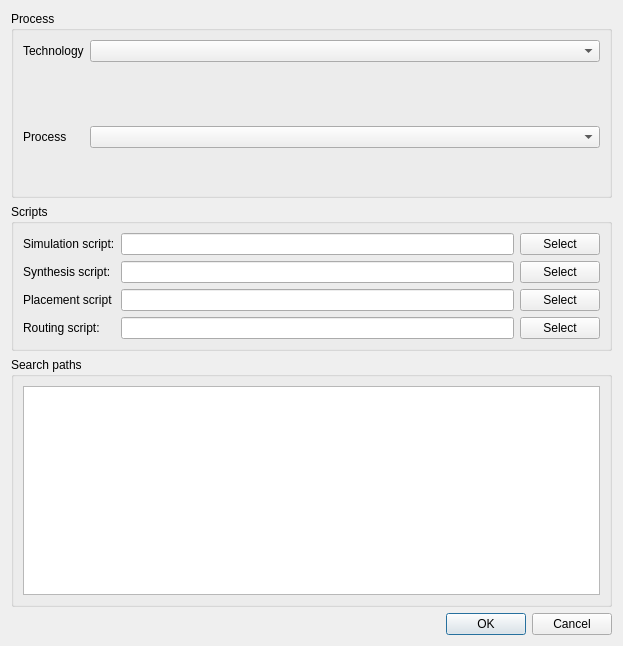
This is projectsettings.ui in libresilicon/qtflow as Qt 5 draws it before an edit. The edited form follows.
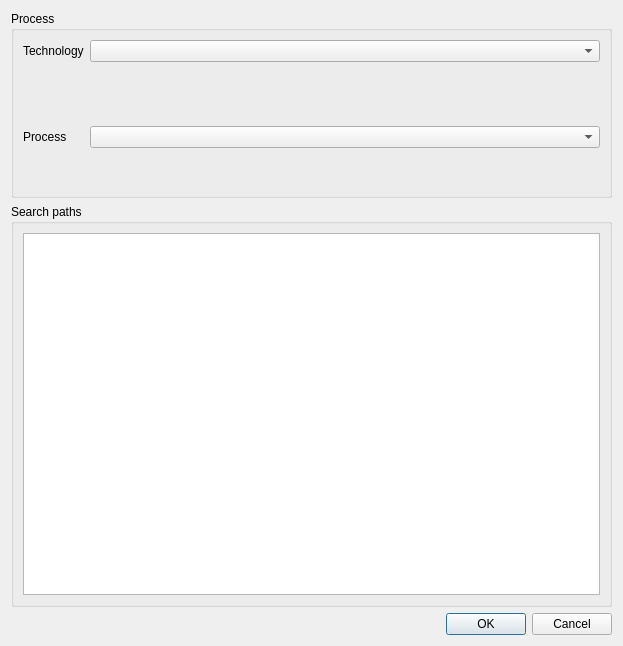
This is the edited form. Icons and pictures are not drawn.

Commit message: working on synthesis flow

What changed in the file:
```diff
--- a/projectsettings.ui
+++ b/projectsettings.ui
@@ -93,99 +93,6 @@
      </layout>
     </widget>
    </item>
-   <item>
-    <widget class="QGroupBox" name="groupBoxScripts">
-     <property name="title">
-      <string>Scripts</string>
-     </property>
-     <layout class="QFormLayout" name="formLayout_2">
-      <item row="0" column="0">
-       <widget class="QLabel" name="pathOfYosysLabel">
-        <property name="text">
-         <string>Simulation script:</string>
-        </property>
-       </widget>
-      </item>
-      <item row="0" column="1">
-       <layout class="QHBoxLayout" name="horizontalLayout">
-        <item>
-         <widget class="QLineEdit" name="pathSimulationScript"/>
-        </item>
-        <item>
-         <widget class="QPushButton" name="simulationScriptButton">
-          <property name="text">
-           <string>Select</string>
-          </property>
-         </widget>
-        </item>
-       </layout>
-      </item>
-      <item row="1" column="0">
-       <widget class="QLabel" name="pathOfGraywolfLabel">
-        <property name="text">
-         <string>Synthesis script:</string>
-        </property>
-       </widget>
-      </item>
-      <item row="1" column="1">
-       <layout class="QHBoxLayout" name="horizontalLayout_2">
-        <item>
-         <widget class="QLineEdit" name="pathSynthesisScript"/>
-        </item>
-        <item>
-         <widget class="QPushButton" name="synthesisScriptButton">
-          <property name="text">
-           <string>Select</string>
-          </property>
-         </widget>
-        </item>
-       </layout>
-      </item>
-      <item row="2" column="0">
-       <widget class="QLabel" name="pathOfQRouterLabel">
-        <property name="text">
-         <string>Placement script</string>
-        </property>
-       </widget>
-      </item>
-      <item row="2" column="1">
-       <layout class="QHBoxLayout" name="horizontalLayout_3">
-        <item>
-         <widget class="QLineEdit" name="pathPlacementScript"/>
-        </item>
-        <item>
-         <widget class="QPushButton" name="placementScriptButton">
-          <property name="text">
-           <string>Select</string>
-          </property>
-         </widget>
-        </item>
-       </layout>
-      </item>
-      <item row="3" column="0">
-       <widget class="QLabel" name="pathOfIcarusLabel">
-        <property name="text">
-         <string>Routing script:</string>
-        </property>
-       </widget>
-      </item>
-      <item row="3" column="1">
-       <layout class="QHBoxLayout" name="horizontalLayout_4">
-        <item>
-         <widget class="QLineEdit" name="pathRoutingScript"/>
-        </item>
-        <item>
-         <widget class="QPushButton" name="routingScriptButton">
-          <property name="text">
-           <string>Select</string>
-          </property>
-         </widget>
-        </item>
-       </layout>
-      </item>
-     </layout>
-    </widget>
-   </item>
    <item>
     <widget class="QGroupBox" name="groupBoxSearchPaths">
      <property name="title">
```
The commit also changes 32 other files.
